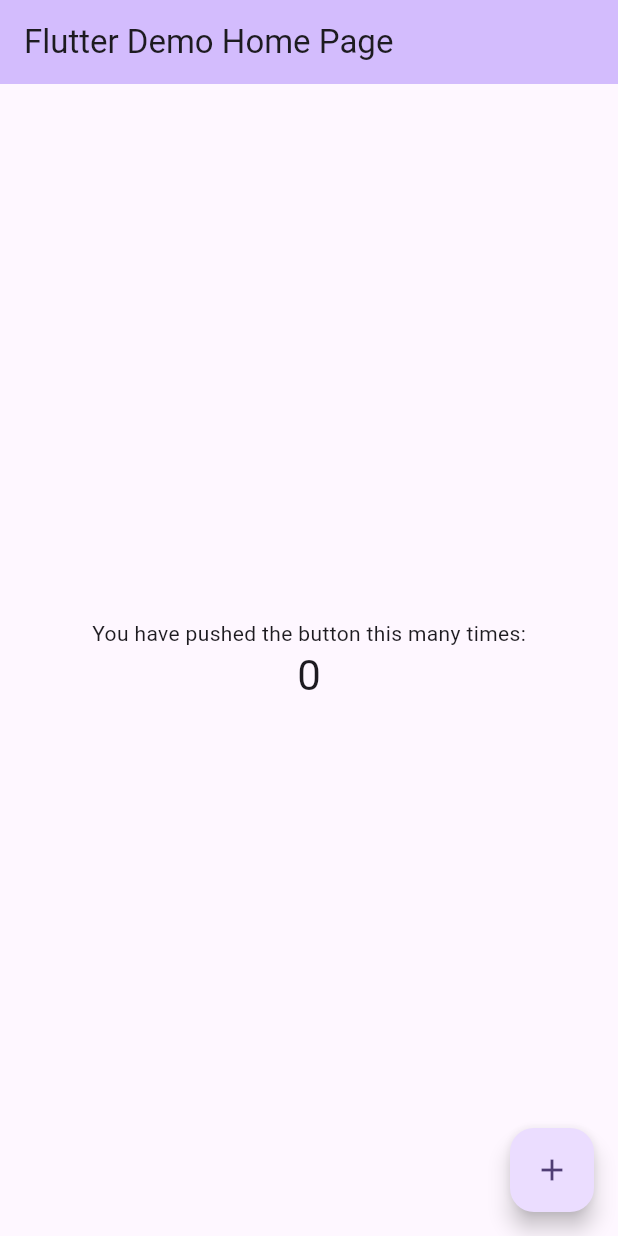
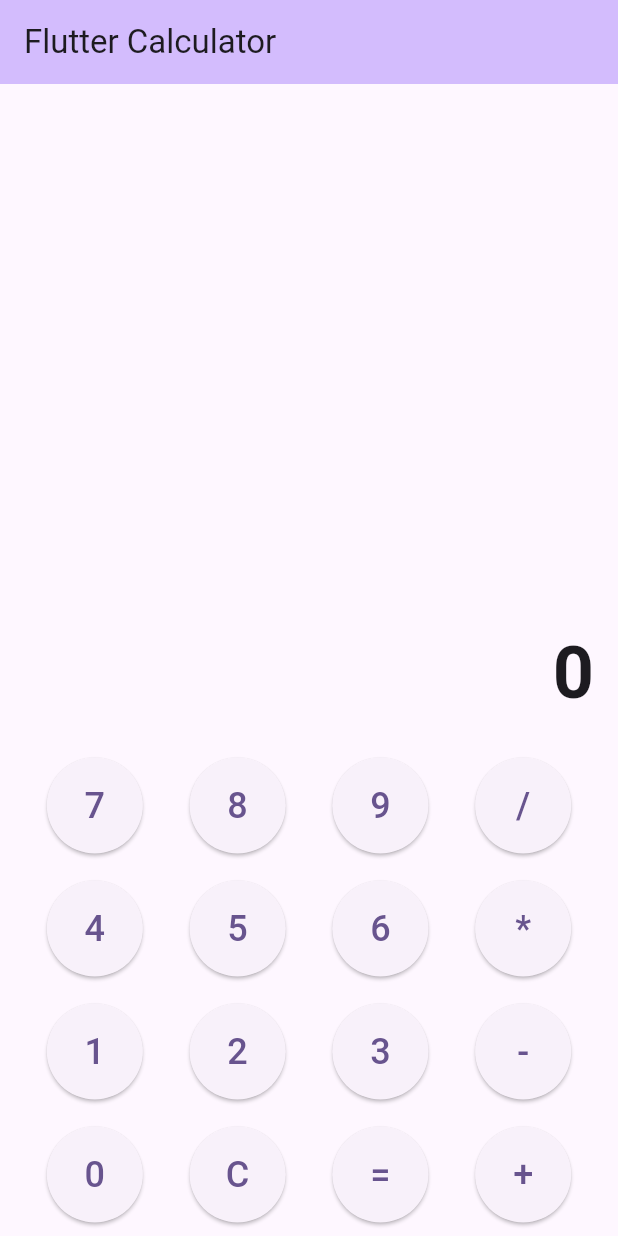
Before and after one commit to minnocent12/calculator_app, a Flutter app: the screen it shows after launch, on a phone screen of 412 x 824 dp. Run offline on Flutter 3.47's test engine with Material 3 defaults, Android fonts, the phone set to English and light mode, and no system bars.

Commit message:
calculator UI

```diff
--- a/lib/main.dart
+++ b/lib/main.dart
@@ -7,46 +7,21 @@ void main() {
 class MyApp extends StatelessWidget {
   const MyApp({super.key});
 
-  // This widget is the root of your application.
   @override
   Widget build(BuildContext context) {
     return MaterialApp(
-      title: 'Flutter Demo',
+      title: 'Flutter Calculator',
       theme: ThemeData(
-        // This is the theme of your application.
-        //
-        // TRY THIS: Try running your application with "flutter run". You'll see
-        // the application has a purple toolbar. Then, without quitting the app,
-        // try changing the seedColor in the colorScheme below to Colors.green
-        // and then invoke "hot reload" (save your changes or press the "hot
-        // reload" button in a Flutter-supported IDE, or press "r" if you used
-        // the command line to start the app).
-        //
-        // Notice that the counter didn't reset back to zero; the application
-        // state is not lost during the reload. To reset the state, use hot
-        // restart instead.
-        //
-        // This works for code too, not just values: Most code changes can be
-        // tested with just a hot reload.
         colorScheme: ColorScheme.fromSeed(seedColor: Colors.deepPurple),
         useMaterial3: true,
       ),
-      home: const MyHomePage(title: 'Flutter Demo Home Page'),
+      home: const MyHomePage(title: 'Flutter Calculator'),
     );
   }
 }
 
 class MyHomePage extends StatefulWidget {
   const MyHomePage({super.key, required this.title});
-
-  // This widget is the home page of your application. It is stateful, meaning
-  // that it has a State object (defined below) that contains fields that affect
-  // how it looks.
-
-  // This class is the configuration for the state. It holds the values (in this
-  // case the title) provided by the parent (in this case the App widget) and
-  // used by the build method of the State. Fields in a Widget subclass are
-  // always marked "final".
 
   final String title;
 
@@ -55,71 +30,120 @@ class MyHomePage extends StatefulWidget {
 }
 
 class _MyHomePageState extends State<MyHomePage> {
-  int _counter = 0;
+  String _display = '0';
+  String _operator = '';
+  double _firstOperand = 0;
+  double _secondOperand = 0;
+  bool _waitingForSecondOperand = false;
 
-  void _incrementCounter() {
+  void _onNumberPressed(String number) {
     setState(() {
-      // This call to setState tells the Flutter framework that something has
-      // changed in this State, which causes it to rerun the build method below
-      // so that the display can reflect the updated values. If we changed
-      // _counter without calling setState(), then the build method would not be
-      // called again, and so nothing would appear to happen.
-      _counter++;
+      if (_display == '0' || _waitingForSecondOperand) {
+        _display = number;
+        _waitingForSecondOperand = false;
+      } else {
+        _display += number;
+      }
+    });
+  }
+
+  void _onOperatorPressed(String operator) {
+    setState(() {
+      _firstOperand = double.parse(_display);
+      _operator = operator;
+      _waitingForSecondOperand = true;
+    });
+  }
+
+  void _onEqualPressed() {
+    setState(() {
+      _secondOperand = double.parse(_display);
+      switch (_operator) {
+        case '+':
+          _display = (_firstOperand + _secondOperand).toString();
+          break;
+        case '-':
+          _display = (_firstOperand - _secondOperand).toString();
+          break;
+        case '*':
+          _display = (_firstOperand * _secondOperand).toString();
+          break;
+        case '/':
+          _display = (_firstOperand / _secondOperand).toString();
+          break;
+      }
+      _waitingForSecondOperand = false;
+    });
+  }
+
+  void _onClearPressed() {
+    setState(() {
+      _display = '0';
+      _firstOperand = 0;
+      _secondOperand = 0;
+      _operator = '';
+      _waitingForSecondOperand = false;
     });
   }
 
   @override
   Widget build(BuildContext context) {
-    // This method is rerun every time setState is called, for instance as done
-    // by the _incrementCounter method above.
-    //
-    // The Flutter framework has been optimized to make rerunning build methods
-    // fast, so that you can just rebuild anything that needs updating rather
-    // than having to individually change instances of widgets.
     return Scaffold(
       appBar: AppBar(
-        // TRY THIS: Try changing the color here to a specific color (to
-        // Colors.amber, perhaps?) and trigger a hot reload to see the AppBar
-        // change color while the other colors stay the same.
         backgroundColor: Theme.of(context).colorScheme.inversePrimary,
-        // Here we take the value from the MyHomePage object that was created by
-        // the App.build method, and use it to set our appbar title.
         title: Text(widget.title),
       ),
-      body: Center(
-        // Center is a layout widget. It takes a single child and positions it
-        // in the middle of the parent.
-        child: Column(
-          // Column is also a layout widget. It takes a list of children and
-          // arranges them vertically. By default, it sizes itself to fit its
-          // children horizontally, and tries to be as tall as its parent.
-          //
-          // Column has various properties to control how it sizes itself and
-          // how it positions its children. Here we use mainAxisAlignment to
-          // center the children vertically; the main axis here is the vertical
-          // axis because Columns are vertical (the cross axis would be
-          // horizontal).
-          //
-          // TRY THIS: Invoke "debug painting" (choose the "Toggle Debug Paint"
-          // action in the IDE, or press "p" in the console), to see the
-          // wireframe for each widget.
-          mainAxisAlignment: MainAxisAlignment.center,
-          children: <Widget>[
-            const Text(
-              'You have pushed the button this many times:',
+      body: Column(
+        mainAxisAlignment: MainAxisAlignment.end,
+        children: <Widget>[
+          Expanded(
+            child: Container(
+              padding: const EdgeInsets.all(16.0),
+              alignment: Alignment.bottomRight,
+              child: Text(
+                _display,
+                style: Theme.of(context).textTheme.headlineMedium?.copyWith(
+                      fontSize: 48,
+                      fontWeight: FontWeight.bold,
+                    ),
+              ),
             ),
-            Text(
-              '$_counter',
-              style: Theme.of(context).textTheme.headlineMedium,
-            ),
-          ],
-        ),
+          ),
+          _buildButtonRow(['7', '8', '9', '/']),
+          _buildButtonRow(['4', '5', '6', '*']),
+          _buildButtonRow(['1', '2', '3', '-']),
+          _buildButtonRow(['0', 'C', '=', '+']),
+        ],
       ),
-      floatingActionButton: FloatingActionButton(
-        onPressed: _incrementCounter,
-        tooltip: 'Increment',
-        child: const Icon(Icons.add),
-      ), // This trailing comma makes auto-formatting nicer for build methods.
+    );
+  }
+
+  Widget _buildButtonRow(List<String> buttons) {
+    return Row(
+      mainAxisAlignment: MainAxisAlignment.spaceEvenly,
+      children: buttons.map((buttonText) {
+        return ElevatedButton(
+          onPressed: () {
+            if (buttonText == 'C') {
+              _onClearPressed();
+            } else if (buttonText == '=') {
+              _onEqualPressed();
+            } else if (['+', '-', '*', '/'].contains(buttonText)) {
+              _onOperatorPressed(buttonText);
+            } else {
+              _onNumberPressed(buttonText);
+            }
+          },
+          style: ElevatedButton.styleFrom(
+            padding: const EdgeInsets.all(24.0),
+            shape: const CircleBorder(),
+          ),
+          child: Text(
+            buttonText,
+            style: const TextStyle(fontSize: 24),
+          ),
+        );
+      }).toList(),
     );
   }
 }
```
